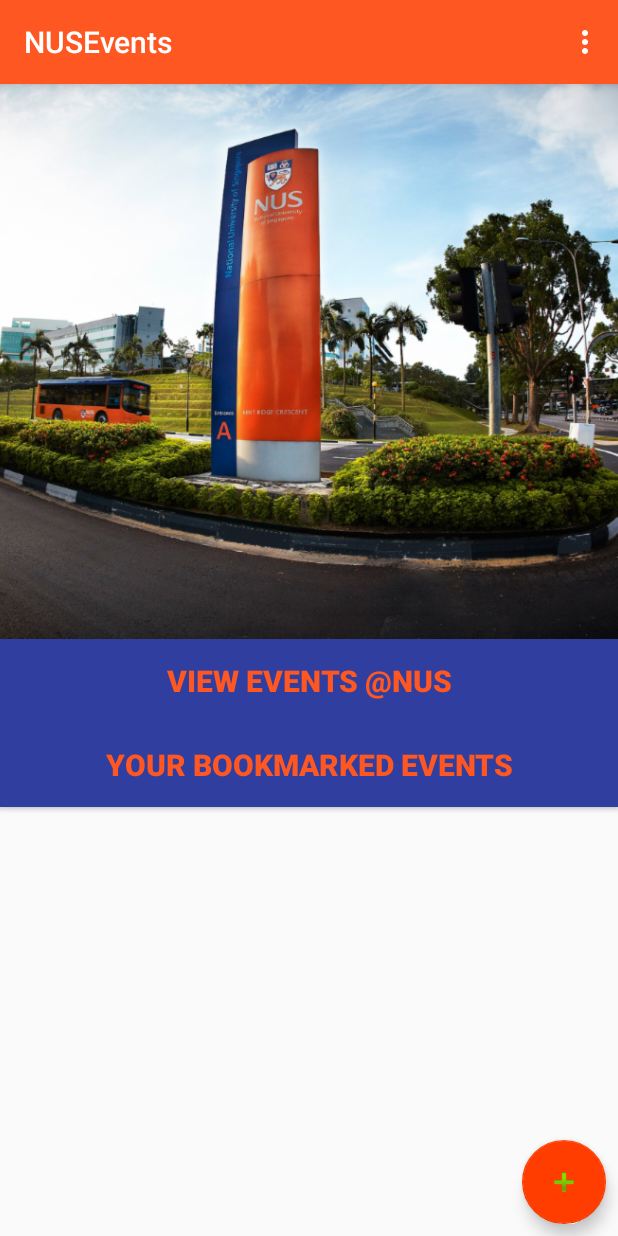
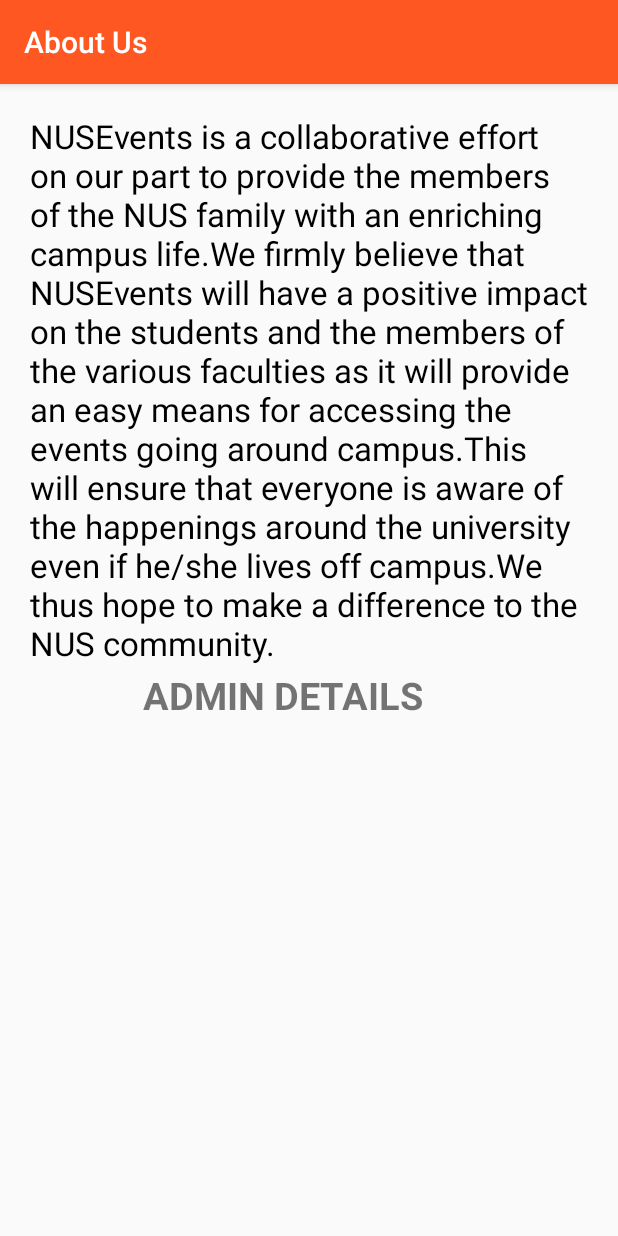
Before and after one commit to tshradheya/NUSEvents-Orbital, an Android app: the screen it shows after launch (MainActivity before the commit, About_Us after it), in the options menu, after a tap on "About Us", on a phone screen of 412 x 824 dp. Run offline under Robolectric (Android 15) with nearby library versions, the phone set to English and light mode, and no system bars; our stand-ins replace Firebase (no records; nobody signed in at launch, a user with empty details on screens opened directly); libraries missing offline, so code that uses them is left out: com.firebase.ui; 1 statement that could not run was skipped.

Commit message:
ABOUT BUTTON IMPLEMENTED.ADDED FIREBASE LIBRARY

```diff
--- /dev/null
+++ b/app/src/main/java/com/example/android/nusevents/About_Us.java
@@ -0,0 +1,37 @@
+package com.example.android.nusevents;
+
+import android.content.Intent;
+import android.support.v7.app.AppCompatActivity;
+import android.os.Bundle;
+import android.view.View;
+import android.widget.TextView;
+
+public class About_Us extends AppCompatActivity {
+
+    @Override
+    protected void onCreate(Bundle savedInstanceState) {
+        super.onCreate(savedInstanceState);
+        setContentView(R.layout.activity_about__us);
+        String message;
+
+        message = "NUSEvents is a collaborative effort on our part to provide the members of the NUS family with " +
+                "an enriching campus life.We firmly believe that NUSEvents will have a positive impact on the " +
+                "students and the members of the various faculties as it will provide an easy means for accessing the events " +
+                "going around campus.This will ensure that everyone is aware of the happenings around the university " +
+                "even if he/she lives off campus.We thus hope to make a difference to the NUS community." ;
+
+        display(message);
+    }
+
+    public void display(String message)
+    {
+        TextView view = (TextView)findViewById(R.id.about);
+        view.setText(message);
+    }
+    public void aboutAdmins(View view) {
+
+        Intent i = new Intent(this,admin.class);
+        startActivity(i);
+    }
+
+}
--- a/app/src/main/java/com/example/android/nusevents/MainActivity.java
+++ b/app/src/main/java/com/example/android/nusevents/MainActivity.java
@@ -18,11 +18,12 @@ import java.util.Arrays;
 
 import static bolts.AppLinkNavigation.NavigationResult.APP;
 
+
 public class MainActivity extends AppCompatActivity {
 
     public static final int RC_SIGN_IN=1;
 
-
+    private  static int check = 1;
 
     private FirebaseAuth mFirebaseAuth;
     private FirebaseAuth.AuthStateListener mAuthStateListener;
@@ -44,7 +45,9 @@ public class MainActivity extends AppCompatActivity {
                 FirebaseUser user= firebaseAuth.getCurrentUser();
                 if(user!=null){
                     //signed in
+                    check++;
                     String username=user.getDisplayName();
+                    if(check==2)
                     Toast.makeText(MainActivity.this,"Hello "+username+"! You are now Signed In. Welcome to NUS Events APP!",Toast.LENGTH_SHORT).show();
                 }
                 else{
@@ -76,7 +79,7 @@ public class MainActivity extends AppCompatActivity {
 
         if(requestCode==RC_SIGN_IN) {
             if (responseCode == RESULT_OK) {
-                Toast.makeText(this, "Signed In!", Toast.LENGTH_SHORT).show();
+                //Toast.makeText(this, "Signed In!", Toast.LENGTH_SHORT).show();
             } else if (responseCode == RESULT_CANCELED) {
                 Toast.makeText(this, "Sign In Failed!", Toast.LENGTH_SHORT).show();
                 finish();
@@ -104,6 +107,7 @@ public class MainActivity extends AppCompatActivity {
 
 
 
+
     @Override
     public boolean onCreateOptionsMenu(Menu menu) {
         MenuInflater menuInflater = getMenuInflater();
@@ -114,16 +118,19 @@ public class MainActivity extends AppCompatActivity {
     @Override
     public boolean onOptionsItemSelected(MenuItem item) {
 
-        if(item.getItemId() == R.id.settings )
+        if(item.getItemId() == R.id.aboutUs )
         {
-
+            Intent i = new Intent(this,About_Us.class);
+            startActivity(i);
         }
 
         if(item.getItemId()==R.id.signOut)
         {
+            check = 1;
         FirebaseAuth.getInstance().signOut();
             return true;
         }
         return true;
     }
+
 }
--- /dev/null
+++ b/app/src/main/res/layout/activity_about__us.xml
@@ -0,0 +1,37 @@
+<?xml version="1.0" encoding="utf-8"?>
+<android.support.constraint.ConstraintLayout xmlns:android="http://schemas.android.com/apk/res/android"
+    xmlns:app="http://schemas.android.com/apk/res-auto"
+    xmlns:tools="http://schemas.android.com/tools"
+    android:layout_width="match_parent"
+    android:layout_height="match_parent"
+    tools:context="com.example.android.nusevents.About_Us">
+<RelativeLayout
+    android:layout_width="wrap_content"
+    android:layout_height="wrap_content">
+
+
+    <TextView
+        android:layout_width="wrap_content"
+        android:layout_height="wrap_content"
+        android:padding="20dp"
+        android:textStyle="normal"
+        android:textSize="22sp"
+        android:id="@+id/about"
+        android:textColor="@android:color/black"
+        />
+    <TextView
+        android:layout_width="match_parent"
+        android:layout_height="wrap_content"
+        android:text="ADMIN DETAILS"
+        android:textSize="25sp"
+        android:textStyle="bold"
+        android:paddingLeft="95dp"
+        android:layout_centerHorizontal="true"
+        android:layout_marginTop="390dp"
+        android:onClick="aboutAdmins"
+
+        />
+
+
+</RelativeLayout>
+</android.support.constraint.ConstraintLayout>
--- a/build.gradle
+++ b/build.gradle
@@ -8,7 +8,7 @@ buildscript {
         jcenter()
     }
     dependencies {
-        classpath 'com.android.tools.build:gradle:2.3.2'
+        classpath 'com.android.tools.build:gradle:2.3.3'
 
         classpath 'com.google.gms:google-services:3.1.0'
         // NOTE: Do not place your application dependencies here; they belong
```
Also changed, not shown: app/build.gradle (+11 -1 lines), app/src/main/AndroidManifest.xml (+9 -0 lines), app/src/main/java/com/example/android/nusevents/admin.java (added, +37 -0 lines), app/src/main/res/layout/activity_admin.xml (added, +34 -0 lines), 2 other files.
